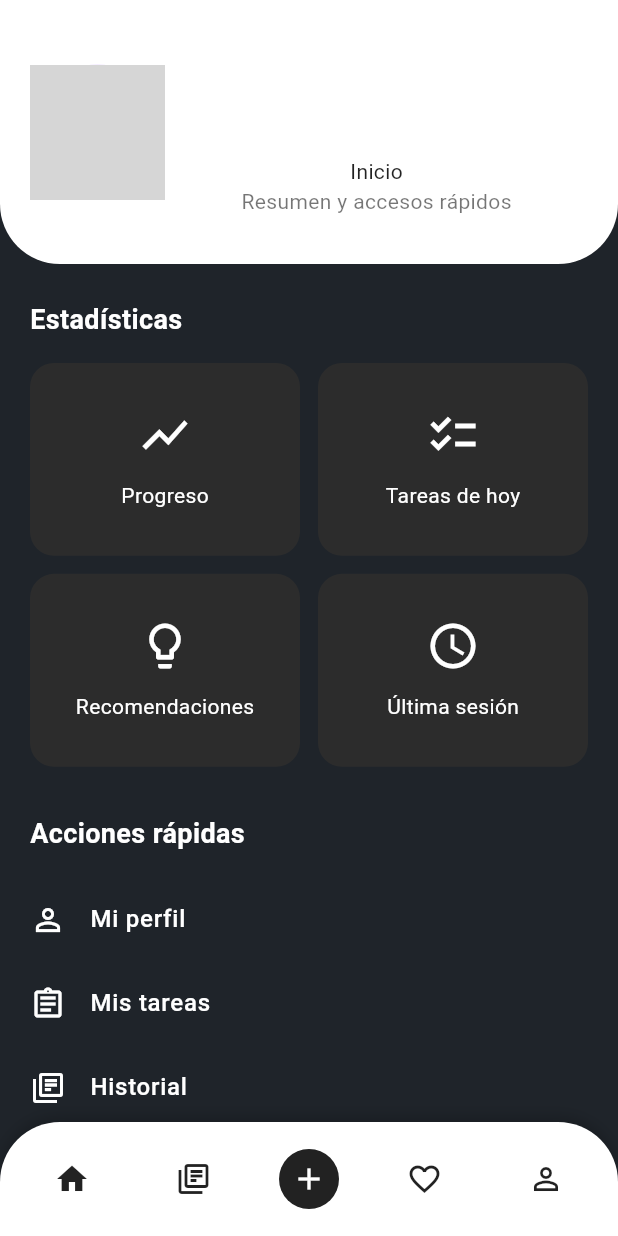
After one commit to NightParker725/SportRecoveryApp, a Flutter app: the HomeScreen screen opened by its route, on a phone screen of 412 x 824 dp. The commit adds this screen. Run offline on Flutter 3.47's test engine with Material 3 defaults, Android fonts, the phone set to English and light mode, and no system bars; our stand-ins replace flutter_bloc, supabase_flutter; accounts and stored records are empty; network calls fail; grey boxes are pictures that could not be loaded.

Commit message:
Created home_screen and flow

```diff
--- a/lib/features/auth/ui/screens/login_screen.dart
+++ b/lib/features/auth/ui/screens/login_screen.dart
@@ -270,7 +270,7 @@ class _LoginScreenState extends State<LoginScreen> {
 
             if (state is LoginSuccessState) {
               WidgetsBinding.instance.addPostFrameCallback((_) {
-                Navigator.pushReplacementNamed(context, '/my_profile');
+                Navigator.pushReplacementNamed(context, '/home');
               });
             } else if (state is LoginErrorState) {
               WidgetsBinding.instance.addPostFrameCallback((_) {
--- /dev/null
+++ b/lib/features/profile/ui/screens/home_screen.dart
@@ -0,0 +1,295 @@
+import 'package:flutter/material.dart';
+import 'package:flutter_bloc/flutter_bloc.dart';
+import 'package:moviles252/features/profile/ui/bloc/profile_bloc.dart';
+
+class HomeScreen extends StatefulWidget {
+  const HomeScreen({super.key});
+
+  @override
+  State<HomeScreen> createState() => _HomeScreenState();
+}
+//V1 copie la misma estructura de my_profile_page para tener una estructura sobre la cual trabajar
+class _HomeScreenState extends State<HomeScreen> {
+  @override
+  void initState() {
+    super.initState();
+    final maybeBloc = context.read<ProfileBloc?>();
+    if (maybeBloc != null) {
+      maybeBloc.add(LoadMyProfile());
+    }
+  }
+
+  @override
+  Widget build(BuildContext context) {
+    return Scaffold(
+      backgroundColor: const Color(0xFF1F242A),
+      body: SafeArea(
+        child: BlocBuilder<ProfileBloc, ProfileState>(
+          buildWhen: (prev, curr) => curr is! ProfileSaving, // minimizar rebuilds
+          builder: (context, state) {
+
+            String displayName = 'Bienvenido';
+            String displayEmail = '';
+            if (state is ProfileLoaded) {
+              displayName = state.profile.name;
+              displayEmail = state.profile.email;
+            } else if (state is ProfileSaved) {
+              displayName = state.profile.name;
+              displayEmail = state.profile.email;
+            }
+
+            return Column(
+              children: [
+                // ---------- HEADER ----------
+                Container(
+                  width: double.infinity,
+                  decoration: const BoxDecoration(
+                    color: Colors.white,
+                    borderRadius: BorderRadius.only(
+                      bottomLeft: Radius.circular(40),
+                      bottomRight: Radius.circular(40),
+                    ),
+                  ),
+                  padding: const EdgeInsets.symmetric(vertical: 32, horizontal: 20),
+                  child: Row(
+                    children: [
+                      const Align(
+                        alignment: Alignment.centerLeft,
+                        child: CircleAvatar(
+                          radius: 45,
+                          backgroundImage: NetworkImage(
+                            'https://cdn-icons-png.flaticon.com/512/847/847969.png',
+                          ),
+                        ),
+                      ),
+                      Expanded(
+                        child: Column(
+                          children: [
+                            const SizedBox(height: 12),
+                            Text(
+                              displayName,
+                              overflow: TextOverflow.ellipsis,
+                              style: const TextStyle(
+                                fontSize: 22,
+                                fontWeight: FontWeight.bold,
+                                color: Colors.black87,
+                              ),
+                            ),
+                            Text(
+                              displayEmail,
+                              overflow: TextOverflow.ellipsis,
+                              style: const TextStyle(
+                                color: Colors.black54,
+                                fontSize: 14,
+                              ),
+                            ),
+                            const SizedBox(height: 8),
+                            Column(
+                              mainAxisAlignment: MainAxisAlignment.center,
+                              children: const [
+                                Text(
+                                  "Inicio",
+                                  style: TextStyle(color: Colors.black87),
+                                ),
+                                SizedBox(width: 8),
+                                Text(
+                                  "Resumen y accesos rápidos",
+                                  style: TextStyle(color: Colors.black54),
+                                ),
+                              ],
+                            ),
+                          ],
+                        ),
+                      ),
+                    ],
+                  ),
+                ),
+
+                // ---------- BODY ----------
+                Expanded(
+                  child: SingleChildScrollView(
+                    padding: const EdgeInsets.symmetric(horizontal: 20, vertical: 24),
+                    child: Column(
+                      crossAxisAlignment: CrossAxisAlignment.start,
+                      children: [
+                        // --- Estadísticas ---
+                        const Text(
+                          "Estadísticas",
+                          style: TextStyle(
+                            color: Colors.white,
+                            fontSize: 18,
+                            fontWeight: FontWeight.bold,
+                          ),
+                        ),
+                        const SizedBox(height: 16),
+                        GridView.count(
+                          crossAxisCount: 2,
+                          shrinkWrap: true,
+                          physics: const NeverScrollableScrollPhysics(),
+                          mainAxisSpacing: 12,
+                          crossAxisSpacing: 12,
+                          childAspectRatio: 1.4,
+                          children: const [
+                            _HomeStatCard(
+                              title: "Progreso",
+                              icon: Icons.show_chart,
+                            ),
+                            _HomeStatCard(
+                              title: "Tareas de hoy",
+                              icon: Icons.checklist_outlined,
+                            ),
+                            _HomeStatCard(
+                              title: "Recomendaciones",
+                              icon: Icons.lightbulb_outline,
+                            ),
+                            _HomeStatCard(
+                              title: "Última sesión",
+                              icon: Icons.access_time,
+                            ),
+                          ],
+                        ),
+
+                        const SizedBox(height: 32),
+                        const Text(
+                          "Acciones rápidas",
+                          style: TextStyle(
+                            color: Colors.white,
+                            fontSize: 18,
+                            fontWeight: FontWeight.bold,
+                          ),
+                        ),
+                        const SizedBox(height: 16),
+
+                        _HomeActionItem(
+                          icon: Icons.person_outline,
+                          label: "Mi perfil",
+                          onTap: () => Navigator.pushNamed(context, '/my_profile'),
+                        ),
+                        _HomeActionItem(
+                          icon: Icons.assignment_outlined,
+                          label: "Mis tareas",
+                          onTap: () {
+                            // TODO: Navegar a tareas cuando exista la ruta
+                          },
+                        ),
+                        _HomeActionItem(
+                          icon: Icons.library_books_outlined,
+                          label: "Historial",
+                          onTap: () {
+                            // TODO: Navegar a historial cuando exista la ruta
+                          },
+                        ),
+                      ],
+                    ),
+                  ),
+                ),
+
+                // ---------- NAV BAR ----------
+                Container(
+                  padding: const EdgeInsets.symmetric(vertical: 14, horizontal: 24),
+                  decoration: BoxDecoration(
+                    color: Colors.white,
+                    borderRadius: const BorderRadius.only(
+                      topLeft: Radius.circular(40),
+                      topRight: Radius.circular(40),
+                    ),
+                    boxShadow: [
+                      BoxShadow(
+                        color: Colors.black.withOpacity(0.2),
+                        blurRadius: 8,
+                        offset: const Offset(0, -3),
+                      )
+                    ],
+                  ),
+                  child: Row(
+                    mainAxisAlignment: MainAxisAlignment.spaceBetween,
+                    children: [
+                      IconButton(
+                          icon: const Icon(Icons.home, color: Colors.black87),
+                          onPressed: () => Navigator.pushNamed(context, '/home')
+                      ),
+                      const Icon(Icons.library_books_outlined, color: Colors.black87),
+                      const CircleAvatar(
+                        radius: 20,
+                        backgroundColor: Colors.black87,
+                        child: Icon(Icons.add, color: Colors.white),
+                      ),
+                      const Icon(Icons.favorite_border, color: Colors.black87),
+                      IconButton(
+                          icon: const Icon(Icons.person_outline, color: Colors.black87),
+                          onPressed: () => Navigator.pushNamed(context, '/my_profile')
+                      ),
+                    ],
+                  ),
+                ),
+              ],
+            );
+          },
+        ),
+      ),
+    );
+  }
+}
+
+// ---------- Widgets Auxiliares ----------
+
+class _HomeStatCard extends StatelessWidget {
+  final String title;
+  final IconData icon;
+  final String? image;
+  const _HomeStatCard({required this.title, required this.icon, this.image});
+
+  @override
+  Widget build(BuildContext context) {
+    return Container(
+      decoration: BoxDecoration(
+        color: const Color(0xFF2C2C2C),
+        borderRadius: BorderRadius.circular(16),
+      ),
+      padding: const EdgeInsets.all(16),
+      child: Column(
+        mainAxisAlignment: MainAxisAlignment.center,
+        children: [
+          image != null
+              ? Image.network(image!, height: 40)
+              : Icon(icon, color: Colors.white, size: 36),
+          const SizedBox(height: 12),
+          Text(
+            title,
+            style: const TextStyle(color: Colors.white),
+          ),
+        ],
+      ),
+    );
+  }
+}
+
+class _HomeActionItem extends StatelessWidget {
+  final IconData icon;
+  final String label;
+  final VoidCallback onTap;
+  final Color? color;
+
+  const _HomeActionItem({
+    required this.icon,
+    required this.label,
+    required this.onTap,
+    this.color,
+  });
+
+  @override
+  Widget build(BuildContext context) {
+    return ListTile(
+      contentPadding: EdgeInsets.zero,
+      leading: Icon(icon, color: color ?? Colors.white),
+      title: Text(
+        label,
+        style: TextStyle(
+          color: color ?? Colors.white,
+          fontWeight: FontWeight.w500,
+        ),
+      ),
+      onTap: onTap,
+    );
+  }
+}
--- a/lib/features/profile/ui/screens/my_profile_page.dart
+++ b/lib/features/profile/ui/screens/my_profile_page.dart
@@ -202,8 +202,11 @@ class _MyProfilePageState extends State<MyProfilePage> {
                     ),
                     child: Row(
                       mainAxisAlignment: MainAxisAlignment.spaceBetween,
-                      children: const [
-                        Icon(Icons.home_outlined, color: Colors.black87),
+                      children:  [
+                        IconButton(
+                            icon: const Icon(Icons.home_outlined, color: Colors.black87),
+                            onPressed: () => Navigator.pushNamed(context, '/home')
+                        ),
                         Icon(Icons.library_books_outlined, color: Colors.black87),
                         CircleAvatar(
                           radius: 20,
@@ -211,7 +214,10 @@ class _MyProfilePageState extends State<MyProfilePage> {
                           child: Icon(Icons.add, color: Colors.white),
                         ),
                         Icon(Icons.favorite_border, color: Colors.black87),
-                        Icon(Icons.person_outline, color: Colors.black87),
+                        IconButton(
+                        icon: const Icon(Icons.person, color: Colors.black87),
+                          onPressed: () => Navigator.pushNamed(context, '/my_profile')
+                        ),
                       ],
                     ),
                   ),
--- a/lib/main.dart
+++ b/lib/main.dart
@@ -6,6 +6,7 @@ import 'package:moviles252/features/auth/ui/screens/login_screen.dart';
 import 'package:moviles252/features/profile/ui/screens/my_profile_page.dart';
 import 'package:moviles252/features/profile/ui/screens/profile_screen.dart';
 import 'package:moviles252/features/auth/ui/screens/signup_screen.dart';
+import 'package:moviles252/features/profile/ui/screens/home_screen.dart';
 import 'features/auth/ui/screens/splash_screen.dart';
 import 'features/auth/ui/screens/welcome_screen.dart';
 import 'features/auth/ui/bloc/splash_bloc.dart';
@@ -56,6 +57,10 @@ class MyApp extends StatelessWidget {
           create: (_) => ProfileBloc(),
           child: const ProfileScreen(),
         ),
+        '/home':(_)=> BlocProvider(
+          create: (_)=>ProfileBloc(),
+          child: const HomeScreen(),
+        ),
       },
     );
   }
```
